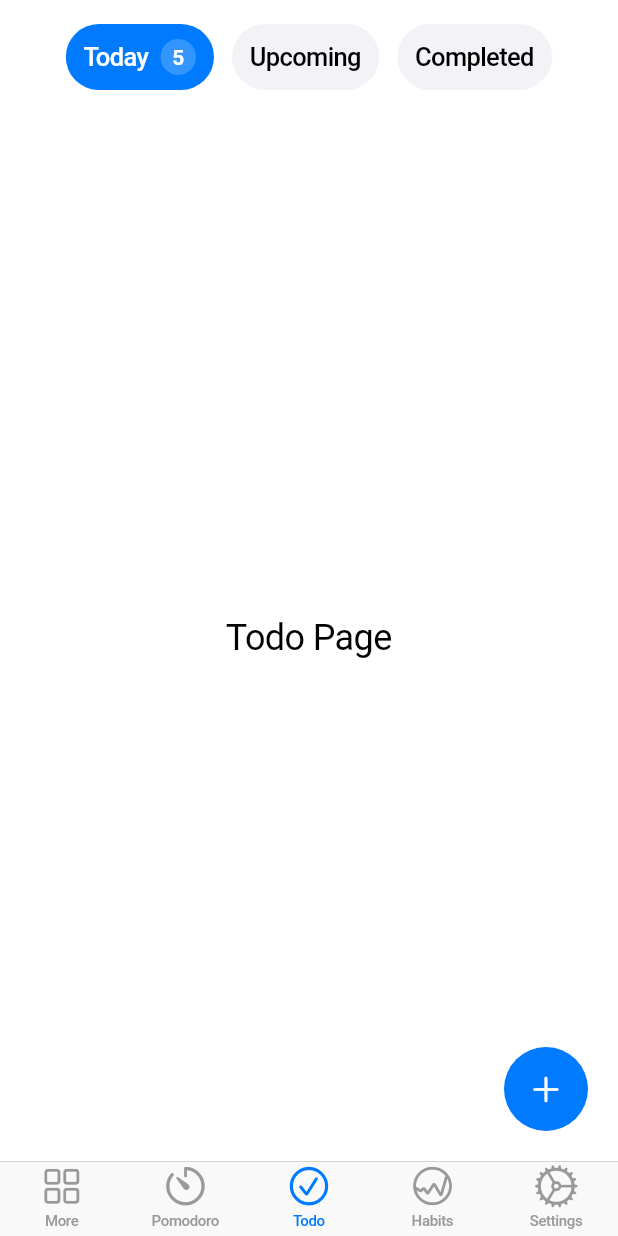
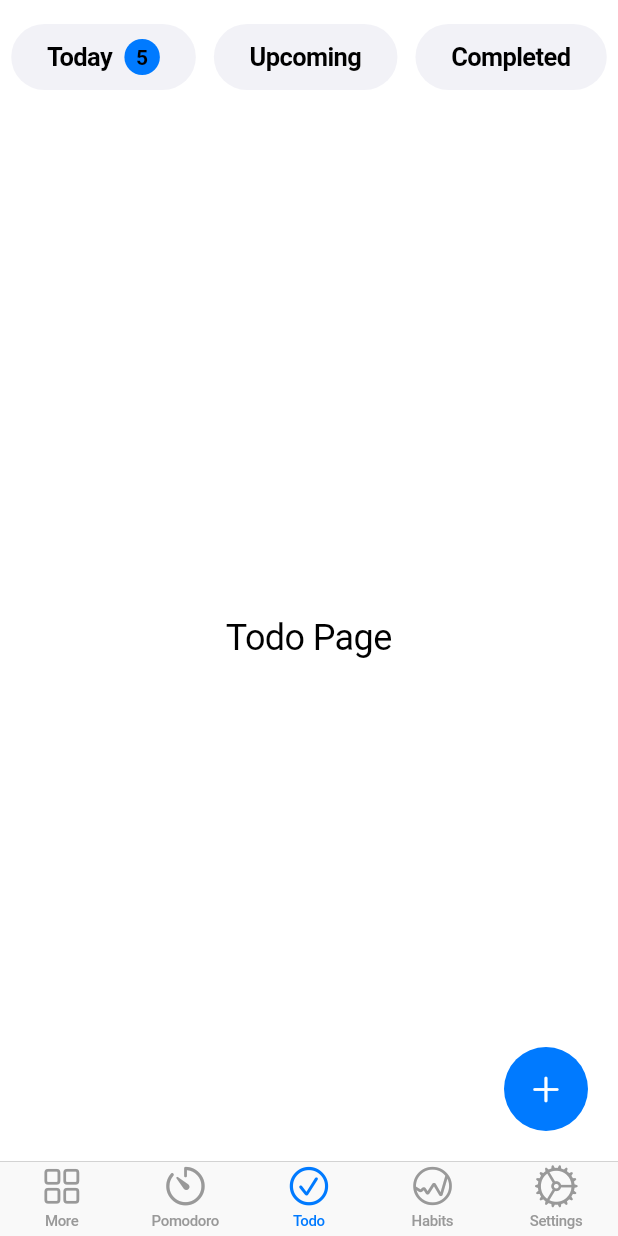
Before and after one commit to surtecha/karman, a Flutter app: the screen it shows after launch, on a phone screen of 412 x 824 dp. Run offline on Flutter 3.47's test engine with Material 3 defaults, Android fonts, the phone set to English and light mode, and no system bars.

Commit message:
feat: color scheme for light/dark mode with accent color support
refactor: add key-parameters for screens

```diff
--- /dev/null
+++ b/lib/color_scheme.dart
@@ -0,0 +1,52 @@
+import 'package:flutter/cupertino.dart';
+
+class AppColorScheme extends InheritedWidget {
+  const AppColorScheme({
+    super.key,
+    required super.child,
+  });
+
+  static AppColorScheme of(BuildContext context) {
+    final result = context.dependOnInheritedWidgetOfExactType<AppColorScheme>();
+    assert(result != null, 'No AppColorScheme found in context');
+    return result!;
+  }
+
+  static Color primary(BuildContext context) {
+    return CupertinoColors.systemBackground;
+  }
+
+  static Color secondary(BuildContext context) {
+    return MediaQuery.of(context).platformBrightness == Brightness.dark
+        ? CupertinoColors.darkBackgroundGray
+        : CupertinoColors.systemGrey6;
+  }
+
+  static Color accent(BuildContext context) {
+    return CupertinoColors.systemBlue;
+  }
+
+  static Color textPrimary(BuildContext context) {
+    return MediaQuery.of(context).platformBrightness == Brightness.dark
+        ? CupertinoColors.white
+        : CupertinoColors.black;
+  }
+
+  static Color textSecondary(BuildContext context) {
+    return MediaQuery.of(context).platformBrightness == Brightness.dark
+        ? CupertinoColors.systemGrey
+        : CupertinoColors.systemGrey2;
+  }
+
+  static const Color red = CupertinoColors.systemRed;
+  static const Color blue = CupertinoColors.systemBlue;
+  static const Color orange = CupertinoColors.systemOrange;
+  static const Color green = CupertinoColors.systemGreen;
+  static const Color purple = CupertinoColors.systemPurple;
+  static const Color teal = CupertinoColors.systemTeal;
+
+  @override
+  bool updateShouldNotify(AppColorScheme oldWidget) {
+    return false;
+  }
+}
--- a/lib/components/floating_action_button.dart
+++ b/lib/components/floating_action_button.dart
@@ -1,4 +1,5 @@
 import 'package:flutter/cupertino.dart';
+import 'package:karman/color_scheme.dart';
 
 class CustomFloatingActionButton extends StatelessWidget {
   final VoidCallback onPressed;
@@ -16,7 +17,7 @@ class CustomFloatingActionButton extends StatelessWidget {
         width: 56,
         height: 56,
         decoration: BoxDecoration(
-          color: CupertinoColors.systemBlue,
+          color: AppColorScheme.accent(context),
           shape: BoxShape.circle,
         ),
         child: Icon(
--- a/lib/components/pill_button.dart
+++ b/lib/components/pill_button.dart
@@ -1,15 +1,18 @@
 import 'package:flutter/cupertino.dart';
+import 'package:karman/color_scheme.dart';
 
 class PillButton extends StatefulWidget {
   final List<String> options;
   final List<int> counts;
   final Function(int) onSelectionChanged;
+  final Color Function(int)? selectedBackgroundColor;
 
   const PillButton({
     super.key,
     required this.options,
     required this.counts,
     required this.onSelectionChanged,
+    this.selectedBackgroundColor,
   });
 
   @override
@@ -65,7 +68,7 @@ class _PillButtonState extends State<PillButton> with TickerProviderStateMixin {
   }
 
   Widget _buildPillButton(int index, String option, int count) {
-    bool isSelected = selectedIndex == index;
+    Color selectedBgColor = widget.selectedBackgroundColor?.call(index) ?? AppColorScheme.accent(context);
 
     return GestureDetector(
       onTap: () {
@@ -83,12 +86,12 @@ class _PillButtonState extends State<PillButton> with TickerProviderStateMixin {
         builder: (context, child) {
           return Container(
             padding: const EdgeInsets.symmetric(
-              horizontal: 12,
+              horizontal: 24,
               vertical: 10,
             ),
             decoration: BoxDecoration(
-              color: isSelected ? CupertinoColors.systemBlue : CupertinoColors.systemGrey6,
-              borderRadius: BorderRadius.circular(25),
+              color: AppColorScheme.secondary(context),
+              borderRadius: BorderRadius.circular(30),
             ),
             child: Row(
               mainAxisSize: MainAxisSize.min,
@@ -96,8 +99,8 @@ class _PillButtonState extends State<PillButton> with TickerProviderStateMixin {
                 Text(
                   option,
                   style: TextStyle(
-                    color: isSelected ? CupertinoColors.white : CupertinoColors.label,
-                    fontWeight: FontWeight.w500,
+                    color: AppColorScheme.textPrimary(context),
+                    fontWeight: FontWeight.w600,
                   ),
                 ),
                 SizeTransition(
@@ -112,15 +115,14 @@ class _PillButtonState extends State<PillButton> with TickerProviderStateMixin {
                         child: Container(
                           padding: const EdgeInsets.symmetric(horizontal: 8, vertical: 4),
                           decoration: BoxDecoration(
-                            color: CupertinoColors.white.withValues(alpha: 0.2),
+                            color: selectedBgColor,
                             borderRadius: BorderRadius.circular(12),
                           ),
                           child: Text(
                             count.toString(),
-                            style: const TextStyle(
-                              color: CupertinoColors.white,
+                            style: TextStyle(
                               fontSize: 14,
-                              fontWeight: FontWeight.w600,
+                              fontWeight: FontWeight.bold,
                             ),
                           ),
                         ),
--- a/lib/main.dart
+++ b/lib/main.dart
@@ -1,6 +1,7 @@
 import 'package:flutter/cupertino.dart';
 import 'package:flutter/services.dart';
 import 'navigation_wrapper.dart';
+import 'color_scheme.dart';
 
 void main() {
   WidgetsFlutterBinding.ensureInitialized();
@@ -8,16 +9,20 @@ void main() {
     DeviceOrientation.portraitUp,
     DeviceOrientation.portraitDown,
   ]);
-  runApp(karman());
+  runApp(Karman());
 }
 
-class karman extends StatelessWidget {
+class Karman extends StatelessWidget {
+  const Karman({super.key});
+
   @override
   Widget build(BuildContext context) {
-    return CupertinoApp(
-      title: 'karman',
-      debugShowCheckedModeBanner: false,
-      home: NavigationWrapper(),
+    return AppColorScheme(
+      child: CupertinoApp(
+        title: 'karman',
+        debugShowCheckedModeBanner: false,
+        home: NavigationWrapper(),
+      ),
     );
   }
 }
--- a/lib/navigation_wrapper.dart
+++ b/lib/navigation_wrapper.dart
@@ -4,9 +4,11 @@ import 'package:karman/screens/more/more_screen.dart';
 import 'package:karman/screens/pomodoro/pomodoro_screen.dart';
 import 'package:karman/screens/settings/settings_screen.dart';
 import 'package:karman/screens/todo/todo_screen.dart';
-
+import 'color_scheme.dart';
 
 class NavigationWrapper extends StatefulWidget {
+  const NavigationWrapper({super.key});
+
   @override
   _NavigationWrapperState createState() => _NavigationWrapperState();
 }
@@ -26,6 +28,7 @@ class _NavigationWrapperState extends State<NavigationWrapper> {
   Widget build(BuildContext context) {
     return CupertinoTabScaffold(
       tabBar: CupertinoTabBar(
+        activeColor: AppColorScheme.accent(context),
         currentIndex: _selectedIndex,
         onTap: (index) {
           setState(() {
--- a/lib/screens/habits/habits_screen.dart
+++ b/lib/screens/habits/habits_screen.dart
@@ -1,6 +1,8 @@
 import 'package:flutter/cupertino.dart';
 
 class HabitsScreen extends StatelessWidget {
+  const HabitsScreen({super.key});
+
   @override
   Widget build(BuildContext context) {
     return CupertinoPageScaffold(
--- a/lib/screens/more/more_screen.dart
+++ b/lib/screens/more/more_screen.dart
@@ -1,6 +1,8 @@
 import 'package:flutter/cupertino.dart';
 
 class MoreScreen extends StatelessWidget {
+  const MoreScreen({super.key});
+
   @override
   Widget build(BuildContext context) {
     return CupertinoPageScaffold(
--- a/lib/screens/pomodoro/pomodoro_screen.dart
+++ b/lib/screens/pomodoro/pomodoro_screen.dart
@@ -1,6 +1,8 @@
 import 'package:flutter/cupertino.dart';
 
 class PomodoroScreen extends StatelessWidget {
+  const PomodoroScreen({super.key});
+
   @override
   Widget build(BuildContext context) {
     return CupertinoPageScaffold(
--- a/lib/screens/settings/settings_screen.dart
+++ b/lib/screens/settings/settings_screen.dart
@@ -1,6 +1,8 @@
 import 'package:flutter/cupertino.dart';
 
 class SettingsScreen extends StatelessWidget {
+  const SettingsScreen({super.key});
+
   @override
   Widget build(BuildContext context) {
     return CupertinoPageScaffold(
```
Also changed, not shown: pubspec.lock, 3 other files.
